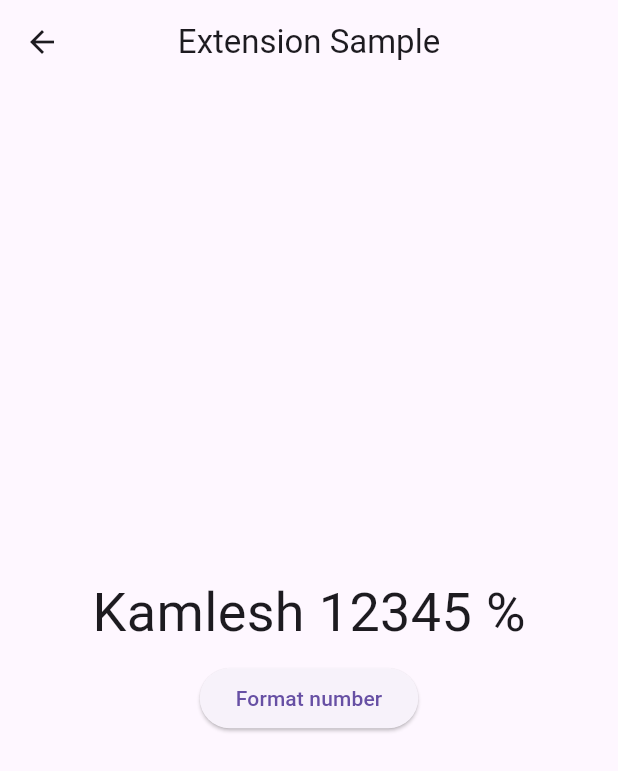
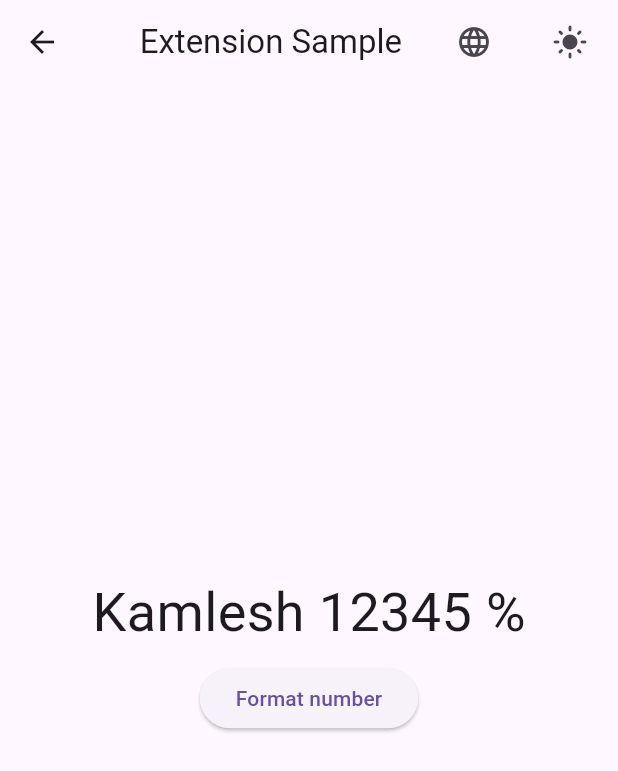
Before and after one commit to kamlesh-acabes/TestApp, a Flutter app: the ExtensionScreen screen opened directly, on a phone screen of 412 x 824 dp. Shown: the top 771 px of the screen. Run offline on Flutter 3.47's test engine with Material 3 defaults, Android fonts, the phone set to English and light mode, and no system bars; our stand-ins replace flutter_svg; generated files the repository leaves out were written again.

Commit message:
Added theme to extension screen
Added theme to extension screen

```diff
--- a/lib/cupertino_screen.dart
+++ b/lib/cupertino_screen.dart
@@ -6,7 +6,7 @@ class ActionSheetApp extends StatelessWidget {
   @override
   Widget build(BuildContext context) {
     return const CupertinoApp(
-      theme: CupertinoThemeData(brightness: Brightness.light),
+      debugShowCheckedModeBanner: false,
       home: ActionSheetExample(),
     );
   }
@@ -102,6 +102,10 @@ class ActionSheetExample extends StatelessWidget {
                   onPressed: () => _showAlertDialog(context),
                   child: const Text('CupertinoDialog'),
                 ),
+                CupertinoButton(
+                  onPressed: () => Navigator.pop(context),
+                  child: const Text('Close Screen'),
+                ),
               ],
           ),
       ),
--- a/lib/extension_screen.dart
+++ b/lib/extension_screen.dart
@@ -1,6 +1,10 @@
 import 'package:flutter/material.dart';
+import 'package:provider/provider.dart';
 import 'package:testapp/my_string.dart';
 import 'package:testapp/second_screen.dart';
+import 'package:testapp/theme/theme_provider.dart';
+
+import 'language/language_provider.dart';
 
 class ExtensionScreen extends StatefulWidget {
   const ExtensionScreen({super.key});
@@ -15,8 +19,31 @@ class _ExtensionScreenState extends State<ExtensionScreen> {
 
   @override
   Widget build(BuildContext context) {
+    final themeProvider = Provider.of<ThemeProvider>(context);
+    final languageProvider = Provider.of<LanguageProvider>(context);
     return Scaffold(
-      appBar: AppBar(title: const Text('Extension Sample'), centerTitle: true,),
+      appBar: AppBar(
+        title: const Text('Extension Sample'), centerTitle: true,
+        actions: [
+          Padding(
+            padding: const EdgeInsets.symmetric(horizontal: 8.0),
+            child: IconButton(
+              icon: const Icon(Icons.language),
+              onPressed: () {
+                languageProvider.changeLanguage();
+              },),
+          ),
+          Padding(
+            padding: const EdgeInsets.symmetric(horizontal: 8.0),
+            child: IconButton(
+              icon: const Icon(Icons.light_mode),
+              onPressed: () {
+                themeProvider.setThemeData = !themeProvider.isLightTheme;
+              },
+            ),
+          ),
+        ],
+      ),
       body: Center(
         child: Column(
           mainAxisAlignment: MainAxisAlignment.center,
```
